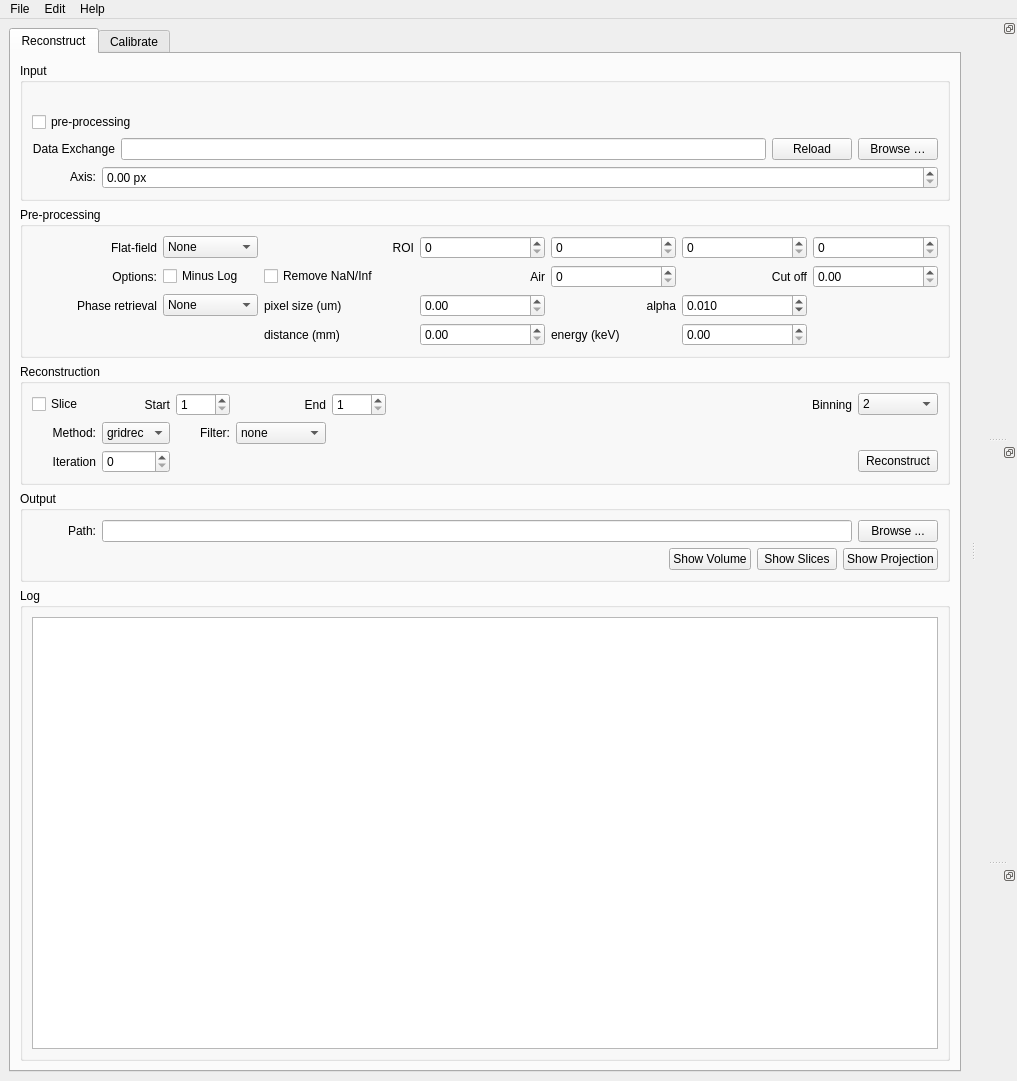
This is ufot/gui.ui in tomography/tomopy-gui as Qt 5 draws it before an edit. The edited form follows.
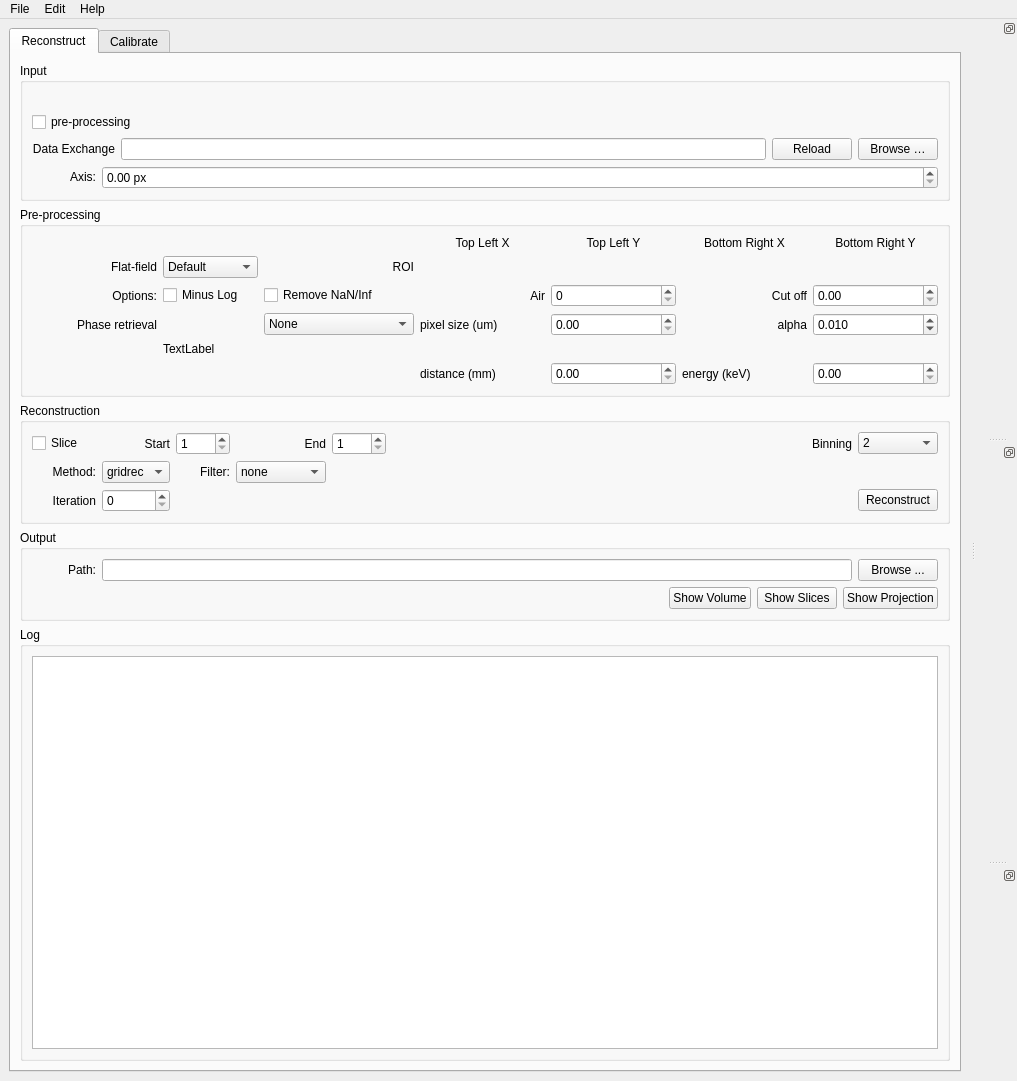
This is the edited form. The open tabs and pages were chosen to show the change.

The edit to the form file:
```diff
--- a/ufot/gui.ui
+++ b/ufot/gui.ui
@@ -257,40 +257,74 @@
           <layout class="QVBoxLayout" name="verticalLayout_5">
            <item>
             <layout class="QGridLayout" name="gridLayout_3">
-             <item row="0" column="2">
-              <widget class="QComboBox" name="ffc_method_box">
-               <property name="enabled">
-                <bool>true</bool>
+             <item row="3" column="3">
+              <widget class="QLabel" name="pixel_size_label">
+               <property name="text">
+                <string>pixel size (um)</string>
                </property>
-               <property name="sizePolicy">
-                <sizepolicy hsizetype="Fixed" vsizetype="Fixed">
-                 <horstretch>0</horstretch>
-                 <verstretch>0</verstretch>
-                </sizepolicy>
+              </widget>
+             </item>
+             <item row="5" column="3">
+              <widget class="QLabel" name="distance_label">
+               <property name="text">
+                <string>distance (mm)</string>
                </property>
-               <item>
-                <property name="text">
-                 <string>None</string>
-                </property>
-               </item>
-               <item>
-                <property name="text">
-                 <string>Average</string>
-                </property>
-               </item>
-               <item>
-                <property name="text">
-                 <string>Background</string>
-                </property>
-               </item>
-               <item>
-                <property name="text">
-                 <string>ROI</string>
-                </property>
-               </item>
               </widget>
              </item>
-             <item row="1" column="0">
+             <item row="5" column="4">
+              <widget class="QDoubleSpinBox" name="distance_box">
+               <property name="maximum">
+                <double>1000.000000000000000</double>
+               </property>
+               <property name="singleStep">
+                <double>0.100000000000000</double>
+               </property>
+              </widget>
+             </item>
+             <item row="3" column="5">
+              <widget class="QLabel" name="alpha_label">
+               <property name="text">
+                <string>alpha</string>
+               </property>
+               <property name="alignment">
+                <set>Qt::AlignRight|Qt::AlignTrailing|Qt::AlignVCenter</set>
+               </property>
+              </widget>
+             </item>
+             <item row="3" column="6">
+              <widget class="QDoubleSpinBox" name="alpha_box">
+               <property name="decimals">
+                <number>3</number>
+               </property>
+               <property name="maximum">
+                <double>1.000000000000000</double>
+               </property>
+               <property name="singleStep">
+                <double>0.001000000000000</double>
+               </property>
+               <property name="value">
+                <double>0.010000000000000</double>
+               </property>
+              </widget>
+             </item>
+             <item row="5" column="5">
+              <widget class="QLabel" name="energy_label">
+               <property name="text">
+                <string>energy (keV)</string>
+               </property>
+              </widget>
+             </item>
+             <item row="5" column="6">
+              <widget class="QDoubleSpinBox" name="energy_box">
+               <property name="maximum">
+                <double>100.000000000000000</double>
+               </property>
+               <property name="singleStep">
+                <double>0.100000000000000</double>
+               </property>
+              </widget>
+             </item>
+             <item row="2" column="0">
               <widget class="QLabel" name="option_label">
                <property name="minimumSize">
                 <size>
@@ -306,14 +340,10 @@
                </property>
               </widget>
              </item>
-             <item row="1" column="7">
-              <layout class="QHBoxLayout" name="horizontalLayout_7">
-               <item>
-                <widget class="QDoubleSpinBox" name="doubleSpinBox"/>
-               </item>
-              </layout>
+             <item row="2" column="7">
+              <layout class="QHBoxLayout" name="horizontalLayout_7"/>
              </item>
-             <item row="0" column="0">
+             <item row="1" column="0">
               <widget class="QLabel" name="ffc_method_label">
                <property name="minimumSize">
                 <size>
@@ -329,7 +359,7 @@
                </property>
               </widget>
              </item>
-             <item row="2" column="2">
+             <item row="3" column="2">
               <widget class="QComboBox" name="phase_method_box">
                <item>
                 <property name="text">
@@ -343,7 +373,7 @@
                </item>
               </widget>
              </item>
-             <item row="2" column="0">
+             <item row="3" column="0">
               <widget class="QLabel" name="phare_method_label">
                <property name="text">
                 <string>Phase retrieval</string>
@@ -353,7 +383,20 @@
                </property>
               </widget>
              </item>
-             <item row="1" column="4">
+             <item row="3" column="4">
+              <widget class="QDoubleSpinBox" name="pixel_size_box">
+               <property name="minimum">
+                <double>0.000000000000000</double>
+               </property>
+               <property name="maximum">
+                <double>100.000000000000000</double>
+               </property>
+               <property name="singleStep">
+                <double>0.010000000000000</double>
+               </property>
+              </widget>
+             </item>
+             <item row="2" column="3">
               <widget class="QLabel" name="label_3">
                <property name="text">
                 <string>Air</string>
@@ -363,39 +406,17 @@
                </property>
               </widget>
              </item>
-             <item row="1" column="5">
+             <item row="2" column="4">
               <widget class="QSpinBox" name="spinBox"/>
              </item>
-             <item row="0" column="3">
-              <widget class="QLabel" name="label_6">
-               <property name="text">
-                <string>ROI</string>
-               </property>
-               <property name="alignment">
-                <set>Qt::AlignRight|Qt::AlignTrailing|Qt::AlignVCenter</set>
-               </property>
-              </widget>
-             </item>
-             <item row="0" column="4">
-              <widget class="QSpinBox" name="spinBox_2"/>
-             </item>
-             <item row="0" column="5">
-              <widget class="QSpinBox" name="spinBox_3"/>
-             </item>
-             <item row="0" column="6">
-              <widget class="QSpinBox" name="spinBox_4"/>
-             </item>
-             <item row="0" column="7">
-              <widget class="QSpinBox" name="spinBox_5"/>
-             </item>
-             <item row="1" column="2">
+             <item row="2" column="1">
               <widget class="QCheckBox" name="minus_log_box">
                <property name="text">
                 <string>Minus Log</string>
                </property>
               </widget>
              </item>
-             <item row="1" column="3">
+             <item row="2" column="2">
               <widget class="QCheckBox" name="fix_naninf_box">
                <property name="enabled">
                 <bool>true</bool>
@@ -417,7 +438,17 @@
                </property>
               </widget>
              </item>
-             <item row="1" column="6">
+             <item row="2" column="6">
+              <widget class="QDoubleSpinBox" name="doubleSpinBox"/>
+             </item>
+             <item row="4" column="1">
+              <widget class="QLabel" name="label_5">
+               <property name="text">
+                <string>TextLabel</string>
+               </property>
+              </widget>
+             </item>
+             <item row="2" column="5">
               <widget class="QLabel" name="label_2">
                <property name="text">
                 <string>Cut off</string>
@@ -427,83 +458,121 @@
                </property>
               </widget>
              </item>
-             <item row="2" column="4">
-              <widget class="QDoubleSpinBox" name="pixel_size_box">
-               <property name="minimum">
-                <double>0.000000000000000</double>
+             <item row="1" column="1">
+              <widget class="QComboBox" name="ffc_method_box">
+               <property name="enabled">
+                <bool>true</bool>
                </property>
-               <property name="maximum">
-                <double>100.000000000000000</double>
+               <property name="sizePolicy">
+                <sizepolicy hsizetype="Fixed" vsizetype="Fixed">
+                 <horstretch>0</horstretch>
+                 <verstretch>0</verstretch>
+                </sizepolicy>
                </property>
-               <property name="singleStep">
-                <double>0.010000000000000</double>
-               </property>
+               <item>
+                <property name="text">
+                 <string>Default</string>
+                </property>
+               </item>
+               <item>
+                <property name="text">
+                 <string>Background</string>
+                </property>
+               </item>
+               <item>
+                <property name="text">
+                 <string>ROI</string>
+                </property>
+               </item>
               </widget>
              </item>
-             <item row="2" column="3">
-              <widget class="QLabel" name="pixel_size_label">
+             <item row="1" column="2">
+              <widget class="QLabel" name="roi_label">
                <property name="text">
-                <string>pixel size (um)</string>
-               </property>
-              </widget>
-             </item>
-             <item row="4" column="3">
-              <widget class="QLabel" name="distance_label">
-               <property name="text">
-                <string>distance (mm)</string>
-               </property>
-              </widget>
-             </item>
-             <item row="4" column="4">
-              <widget class="QDoubleSpinBox" name="distance_box">
-               <property name="maximum">
-                <double>1000.000000000000000</double>
-               </property>
-               <property name="singleStep">
-                <double>0.100000000000000</double>
-               </property>
-              </widget>
-             </item>
-             <item row="2" column="5">
-              <widget class="QLabel" name="alpha_label">
-               <property name="text">
-                <string>alpha</string>
+                <string>ROI</string>
                </property>
                <property name="alignment">
                 <set>Qt::AlignRight|Qt::AlignTrailing|Qt::AlignVCenter</set>
                </property>
               </widget>
              </item>
-             <item row="2" column="6">
-              <widget class="QDoubleSpinBox" name="alpha_box">
-               <property name="decimals">
-                <number>3</number>
+             <item row="1" column="3">
+              <widget class="QLabel" name="roi_tx">
+               <property name="text">
+                <string/>
                </property>
-               <property name="maximum">
-                <double>1.000000000000000</double>
+               <property name="alignment">
+                <set>Qt::AlignCenter</set>
                </property>
-               <property name="singleStep">
-                <double>0.001000000000000</double>
+              </widget>
+             </item>
+             <item row="0" column="3">
+              <widget class="QLabel" name="roi_tx_label">
+               <property name="text">
+                <string>Top Left X</string>
                </property>
-               <property name="value">
-                <double>0.010000000000000</double>
+               <property name="alignment">
+                <set>Qt::AlignCenter</set>
                </property>
               </widget>
              </item>
-             <item row="4" column="5">
-              <widget class="QLabel" name="energy_label">
+             <item row="0" column="4">
+              <widget class="QLabel" name="roi_ty_label">
                <property name="text">
-                <string>energy (keV)</string>
+                <string>Top Left Y</string>
                </property>
+               <property name="alignment">
+                <set>Qt::AlignCenter</set>
+               </property>
               </widget>
              </item>
-             <item row="4" column="6">
-              <widget class="QDoubleSpinBox" name="energy_box">
-               <property name="maximum">
-                <double>100.000000000000000</double>
+             <item row="0" column="5">
+              <widget class="QLabel" name="roi_bx_label">
+               <property name="text">
+                <string>Bottom Right X</string>
                </property>
-               <property name="singleStep">
-                <double>0.100000000000000</double>
+               <property name="alignment">
+                <set>Qt::AlignCenter</set>
+               </property>
+              </widget>
+             </item>
+             <item row="0" column="6">
+              <widget class="QLabel" name="roi_by_label">
+               <property name="text">
+                <string>Bottom Right Y</string>
+               </property>
+               <property name="alignment">
+                <set>Qt::AlignCenter</set>
+               </property>
+              </widget>
+             </item>
+             <item row="1" column="4">
+              <widget class="QLabel" name="roi_ty">
+               <property name="text">
+                <string/>
+               </property>
+               <property name="alignment">
+                <set>Qt::AlignCenter</set>
+               </property>
+              </widget>
+             </item>
+             <item row="1" column="5">
+              <widget class="QLabel" name="roi_bx">
+               <property name="text">
+                <string/>
+               </property>
+               <property name="alignment">
+                <set>Qt::AlignCenter</set>
+               </property>
+              </widget>
+             </item>
+             <item row="1" column="6">
+              <widget class="QLabel" name="roi_by">
+               <property name="text">
+                <string/>
+               </property>
+               <property name="alignment">
+                <set>Qt::AlignCenter</set>
                </property>
               </widget>
              </item>
```
Left out of the diff: 15 changed lines with no effect on the pictures.
